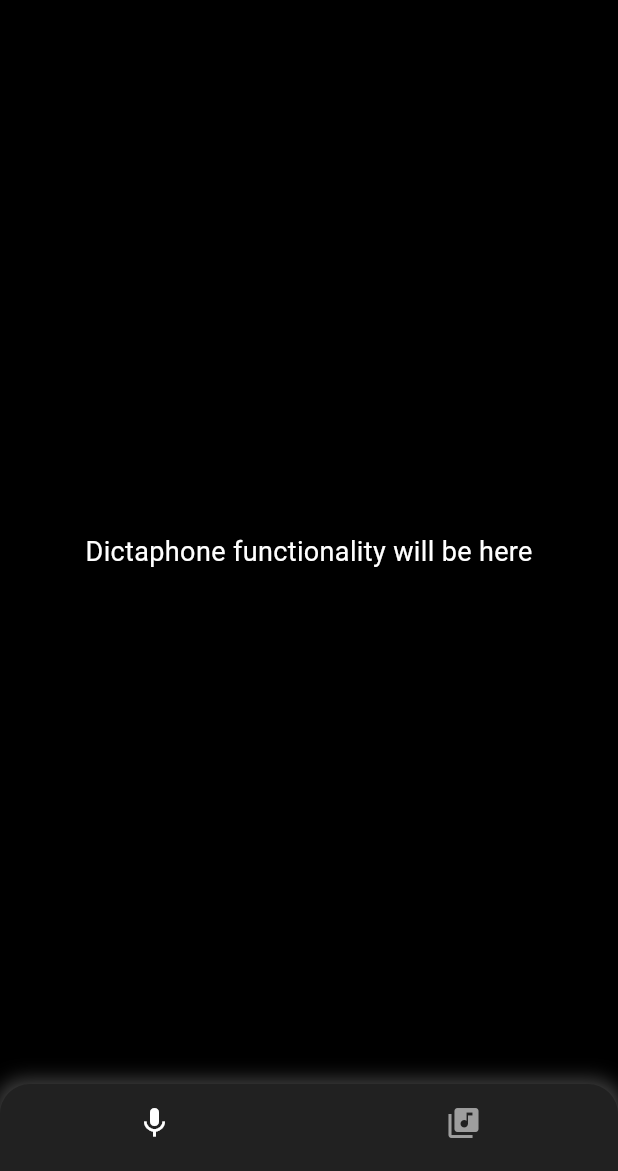
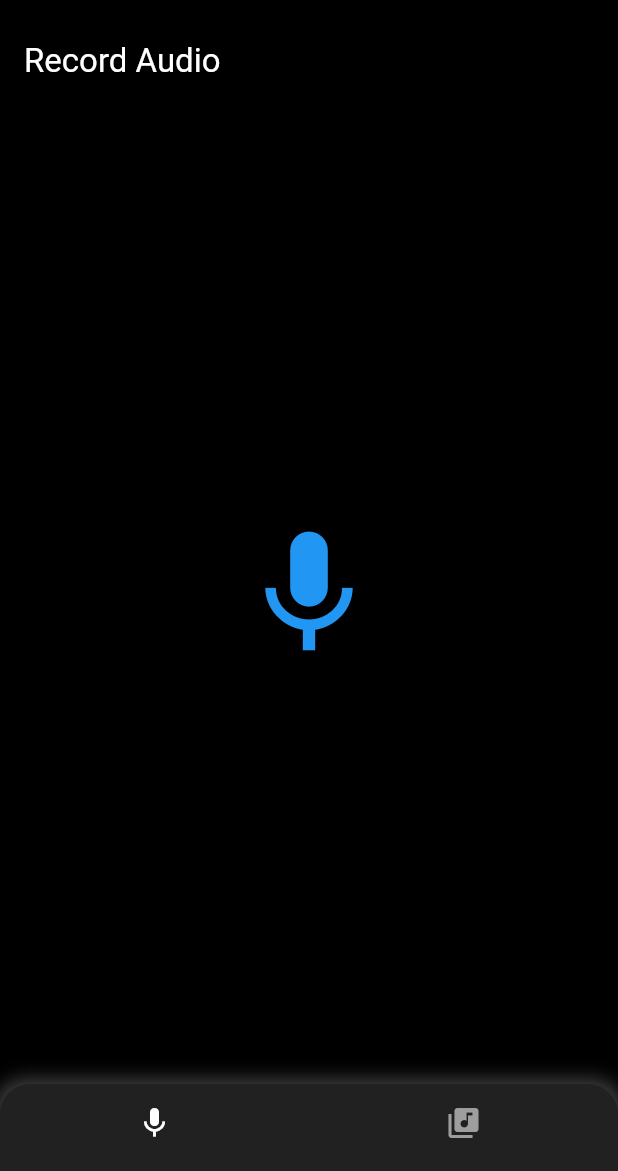
Before and after one commit to s1mple0315/Vocalize, a Flutter app: the screen it shows after launch, on a phone screen of 412 x 824 dp, the part 65-1236 px from its top. Run offline on Flutter 3.47's test engine with Material 3 defaults, Android fonts, the phone set to English and light mode, and no system bars; our stand-ins replace permission_handler; missing offline and left inert: flutter_sound.

Commit message:
Refactor audio recording functionality and add RecordPage for improved user experience

```diff
--- a/lib/main.dart
+++ b/lib/main.dart
@@ -1,5 +1,4 @@
 import 'package:flutter/material.dart';
-import 'package:flutter/services.dart';
 import 'package:vocalize/ui/pages/main_page.dart';
 
 void main() {
--- a/lib/ui/pages/main_page.dart
+++ b/lib/ui/pages/main_page.dart
@@ -2,7 +2,7 @@ import 'dart:io';
 
 import 'package:flutter/material.dart';
 import 'package:flutter/services.dart';
-import 'package:vocalize/services/audio_recorder.dart';
+import 'package:vocalize/ui/pages/record_page.dart';
 import 'package:vocalize/ui/pages/recordings_page.dart';
 import 'package:vocalize/ui/widgets/bottom_nav_bar.dart';
 
@@ -15,13 +15,10 @@ class MainPage extends StatefulWidget {
 
 class _MainPageState extends State<MainPage> {
   int currentIndex = 0;
-  final AudioRecorder _audioRecorder = AudioRecorder();
-  bool isRecording = false;
 
   @override
   void initState() {
     super.initState();
-    _audioRecorder.initialize();
     if (Platform.isAndroid) {
       SystemChrome.setSystemUIOverlayStyle(
         SystemUiOverlayStyle(systemNavigationBarColor: Colors.grey[900],
@@ -32,17 +29,11 @@ class _MainPageState extends State<MainPage> {
 
   @override
   void dispose() {
-    _audioRecorder.dispose();
     super.dispose();
   }
 
   final List<Widget> _pages = [
-    const Center(
-      child: Text(
-        'Dictaphone functionality will be here',
-        style: TextStyle(fontSize: 18, color: Colors.white),
-      ),
-    ),
+    RecordPage(),
     RecordingsPage()
   ];
 
@@ -52,19 +43,7 @@ class _MainPageState extends State<MainPage> {
     });
   }
 
-  void toggleRecording() async {
-    setState(() {
-      isRecording = !isRecording;
-    });
 
-    if (isRecording) {
-      await _audioRecorder.startRecording();
-      print("Recording started");
-    } else {
-      final path = await _audioRecorder.stopRecording();
-      print('Saved recording at: $path');
-    }
-  }
 
   @override
   Widget build(BuildContext context) {
--- /dev/null
+++ b/lib/ui/pages/record_page.dart
@@ -0,0 +1,117 @@
+import 'package:flutter/material.dart';
+import 'package:vocalize/services/audio_recorder.dart';
+
+class RecordPage extends StatefulWidget {
+  const RecordPage({super.key});
+
+  @override
+  State<RecordPage> createState() => _RecordPageState();
+}
+
+class _RecordPageState extends State<RecordPage> {
+  final AudioRecorder _audioRecorder = AudioRecorder();
+  bool _isRecording = false;
+  String? _currentRecordingPath;
+
+  @override
+  void initState() {
+    super.initState();
+    _initializeRecorder();
+  }
+
+  Future<void> _initializeRecorder() async {
+    try {
+      await _audioRecorder.initialize();
+    } catch (e) {
+      debugPrint('Error initializing recorder: $e');
+    }
+  }
+
+  Future<void> _startRecording() async {
+    try {
+      await _audioRecorder.startRecording();
+      setState(() {
+        _isRecording = true;
+      });
+    } catch (e) {
+      debugPrint('Error starting recording: $e');
+      _showErrorDialog('Failed to start recording', e.toString());
+    }
+  }
+
+  Future<void> _stopRecording() async {
+    try {
+      final String? path = await _audioRecorder.stopRecording();
+      setState(() {
+        _isRecording = false;
+        _currentRecordingPath = path;
+      });
+
+      if (path != null) {
+        ScaffoldMessenger.of(context).showSnackBar(
+          SnackBar(content: Text('Recording saved: $path')),
+        );
+      }
+    } catch (e) {
+      debugPrint('Error stopping recording: $e');
+      _showErrorDialog('Failed to stop recording', e.toString());
+    }
+  }
+
+  void _showErrorDialog(String title, String message) {
+    showDialog(
+      context: context,
+      builder: (context) => AlertDialog(
+        title: Text(title),
+        content: Text(message),
+        actions: [
+          TextButton(
+            onPressed: () => Navigator.pop(context),
+            child: const Text('OK', style: TextStyle(color: Colors.green)),
+          ),
+        ],
+      ),
+    );
+  }
+
+  @override
+  Widget build(BuildContext context) {
+    return Scaffold(
+      backgroundColor: Colors.black,
+      appBar: AppBar(
+        backgroundColor: Colors.black,
+        title: const Text('Record Audio', style: TextStyle(color: Colors.white)),
+      ),
+      body: Center(
+        child: Column(
+          mainAxisAlignment: MainAxisAlignment.center,
+          children: [
+            IconButton(
+              iconSize: 100,
+              icon: Icon(
+                _isRecording ? Icons.mic_off : Icons.mic,
+                color: _isRecording ? Colors.red : Colors.blue,
+              ),
+              onPressed: _isRecording ? _stopRecording : _startRecording,
+            ),
+            if (_currentRecordingPath != null)
+              Padding(
+                padding: const EdgeInsets.all(16.0),
+                child: Text(
+                  'Last recording saved at:\n$_currentRecordingPath',
+                  style: const TextStyle(color: Colors.white),
+                  textAlign: TextAlign.center,
+                ),
+              ),
+          ],
+        ),
+      ),
+    );
+  }
+
+  @override
+  void dispose() {
+    _audioRecorder.dispose();
+    super.dispose();
+  }
+}
```
